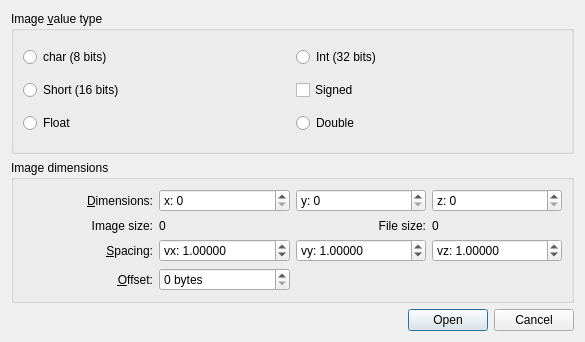
Before: the Qt Designer form Polyhedron/demo/Polyhedron/Plugins/Mesh_3/raw_image.ui in CGAL/cgal, drawn with Qt 5.
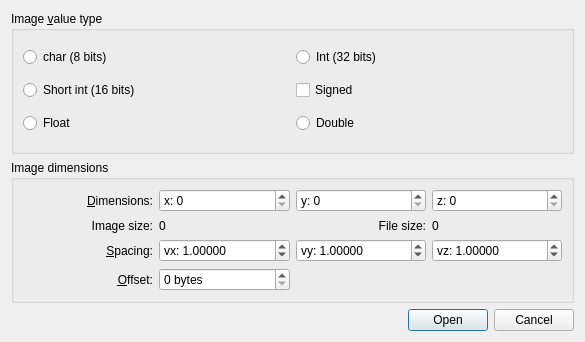
After: the same form once the commit is applied.

```diff
--- a/Polyhedron/demo/Polyhedron/Plugins/Mesh_3/raw_image.ui
+++ b/Polyhedron/demo/Polyhedron/Plugins/Mesh_3/raw_image.ui
@@ -26,7 +26,7 @@
          <string>Word kind of the image : short int.</string>
         </property>
         <property name="text">
-         <string>Short (16 bits)</string>
+         <string>Short int (16 bits)</string>
         </property>
        </widget>
       </item>
```
Left out of the diff: 14 changed lines with no effect on the pictures.
